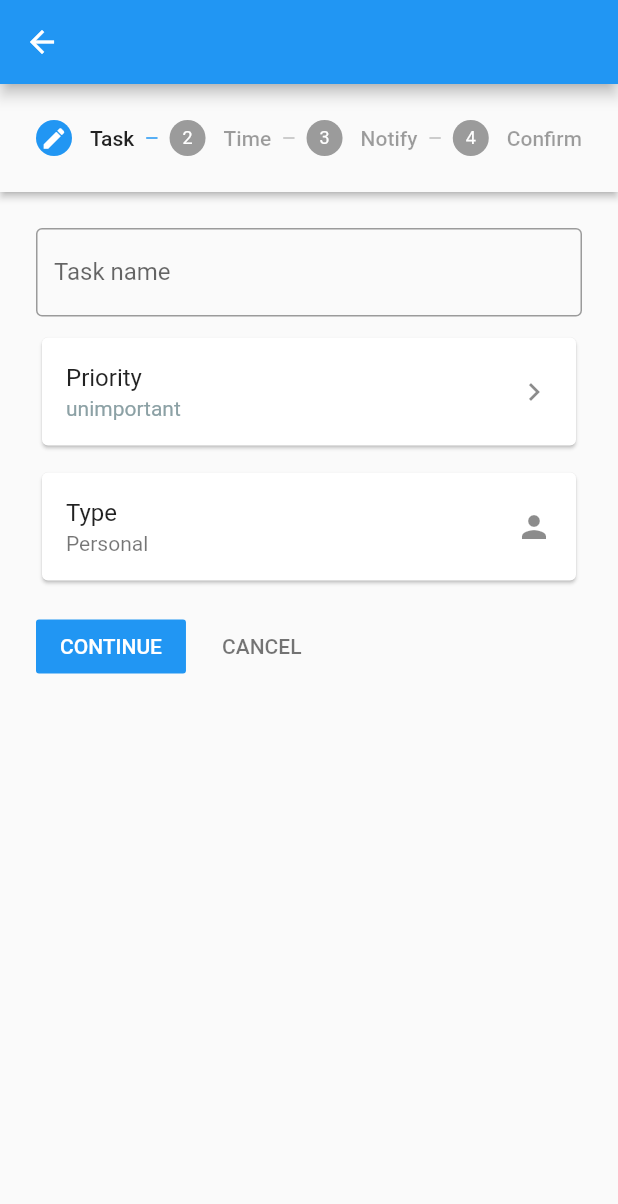
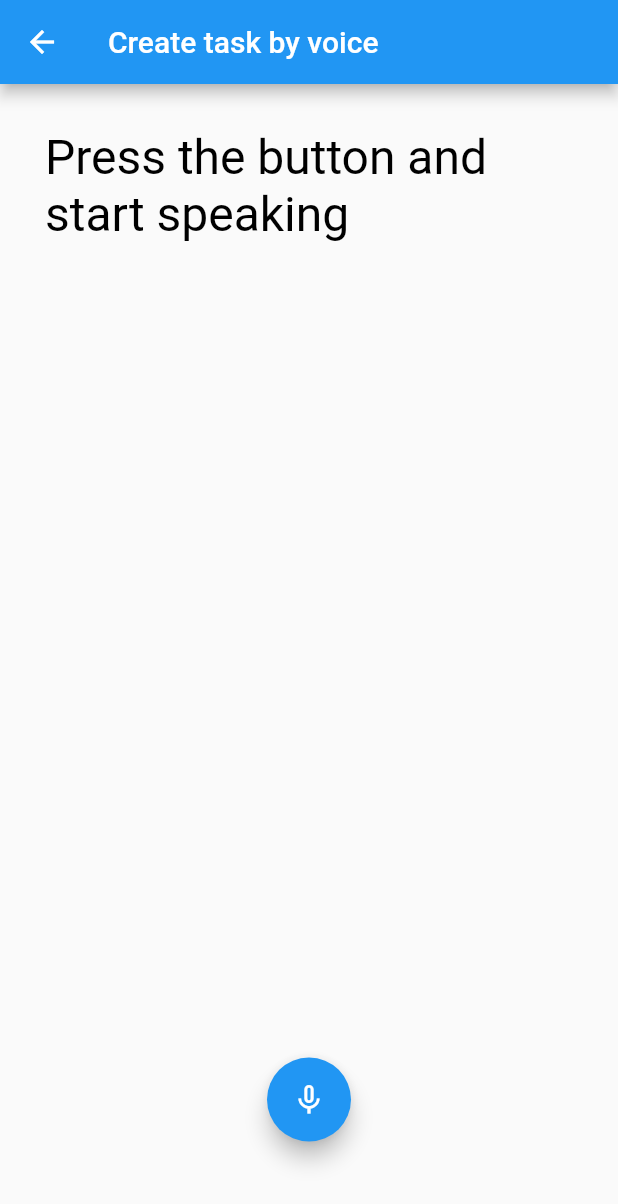
Before and after one commit to Hai4320/worksday_app_flutter, a Flutter app: the Add screen opened directly, after a tap on "Voice create", on a phone screen of 412 x 824 dp. Shown: the top 1204 px of the screen. Run offline on Flutter 3.47's test engine with Material 2 defaults, Android fonts, the phone set to English and light mode, and no system bars; drawn by our look-alikes of avatar_glow; our stand-ins replace hive, hive_flutter, speech_to_text; missing offline and left inert: phlox_animations; accounts and stored records are empty.

Commit message:
add voice create but it not working

```diff
--- a/lib/main.dart
+++ b/lib/main.dart
@@ -6,7 +6,7 @@ import 'package:worksday_app/screens/start/start.dart';
 import 'package:worksday_app/themes/color.dart';
 import 'package:worksday_app/screens/app.dart';
 import 'package:worksday_app/screens/form_add.dart';
-import 'package:path_provider/path_provider.dart';
+import 'package:worksday_app/screens/voice_add.dart';
 
 import 'models/data.dart';
 
@@ -58,6 +58,7 @@ class _MyAppState extends State<MyApp> {
         '/': (context) => const Start(),
         '/App': (context) => const AppWithNav(),
         '/AddTask': (context) => const AddForm(),
+        '/VoiceAdd': (context) => const VoiceAdd(),
       },
       initialRoute: '/',
     );
--- a/lib/screens/add.dart
+++ b/lib/screens/add.dart
@@ -12,7 +12,7 @@ class Add extends StatelessWidget {
     List<Map> add_list = [
       {"name": 'Nomal create', "icon": Icons.add, "color":AppColors.safe, "action": "/AddTask"},
       {"name": 'Advanced create', "icon": Icons.note_add, "color":AppColors.safe,"action":"/AddTask"},
-      {"name": 'Voice create', "icon": Icons.mic, "color":AppColors.safe,"action": "/AddTask"},
+      {"name": 'Voice create', "icon": Icons.mic, "color":AppColors.safe,"action": "/VoiceAdd"},
       {"name": 'With media create', "icon": Icons.photo_camera_back, "color": AppColors.safe,"action": "/AddTask"},
     ];
     var xxx = {
--- /dev/null
+++ b/lib/screens/voice_add.dart
@@ -0,0 +1,80 @@
+import 'package:avatar_glow/avatar_glow.dart';
+import 'package:flutter/material.dart';
+import 'package:speech_to_text/speech_to_text.dart';
+
+class VoiceAdd extends StatefulWidget {
+  const VoiceAdd({ Key? key }) : super(key: key);
+
+  @override
+  _VoiceAddState createState() => _VoiceAddState();
+}
+
+class _VoiceAddState extends State<VoiceAdd> {
+  bool _isListening = false;
+  late SpeechToText _speech;
+  double _confidence = 1.0;
+  String _text = 'Press the button and start speaking';
+
+  @override
+  void initState() {
+    super.initState();
+    _speech = SpeechToText();
+  }
+  @override
+  Widget build(BuildContext context) {
+    return Scaffold(
+      appBar: AppBar(
+        title: Text("Create task by voice"),
+      ),
+      floatingActionButtonLocation: FloatingActionButtonLocation.centerFloat,
+      floatingActionButton: AvatarGlow(
+        animate: _isListening,
+        glowColor: Theme.of(context).primaryColor,
+        endRadius: 75.0,
+        duration: const Duration(milliseconds: 2000),
+        repeatPauseDuration: const Duration(milliseconds: 100),
+        repeat: true,
+        child: FloatingActionButton(
+          onPressed: _listen,
+          child: Icon(_isListening ? Icons.mic : Icons.mic_none),
+        ),
+      ),
+      body: SingleChildScrollView(
+        reverse: true,
+        child: Container(
+          padding: const EdgeInsets.fromLTRB(30.0, 30.0, 30.0, 150.0),
+          child: Text(
+            _text,
+            style: const TextStyle(
+              fontSize: 32.0,
+              color: Colors.black,
+              fontWeight: FontWeight.w400,
+            ),
+          ),
+        ),
+      ),
+    );
+  }
+  void _listen() async {
+    if (!_isListening) {
+      bool available = await _speech.initialize(
+        onStatus: (val) => print('onStatus: $val'),
+        onError: (val) => print('onError: $val'),
+      );
+      if (available) {
+        setState(() => _isListening = true);
+        _speech.listen(
+          onResult: (val) => setState(() {
+            _text = val.recognizedWords;
+            if (val.hasConfidenceRating && val.confidence > 0) {
+              _confidence = val.confidence;
+            }
+          }),
+        );
+      }
+    } else {
+      setState(() => _isListening = false);
+      _speech.stop();
+    }
+  }
+}
--- a/pubspec.yaml
+++ b/pubspec.yaml
@@ -42,6 +42,8 @@ dependencies:
   phlox_animations: ^1.0.1
   flutter_lints: ^1.0.0
   path_provider: ^2.0.8
+  speech_to_text: ^5.4.2
+  avatar_glow: ^2.0.2
 
 
 
```
Also changed, not shown: pubspec.lock, 2 other files.
